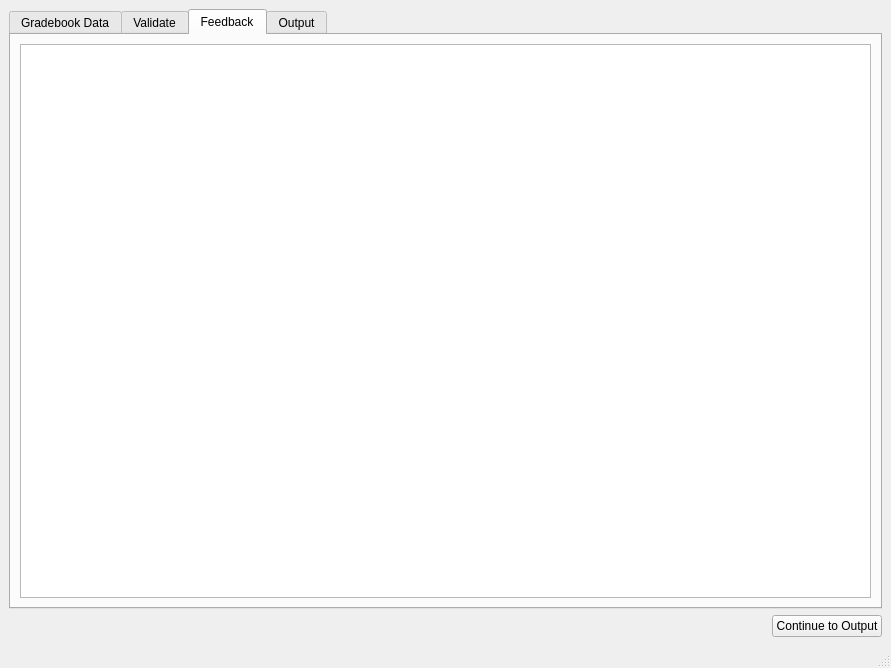
The window that src/main/python/lcc_assessment/gui.ui (hollydev/LCC_DataTool) describes before a commit, drawn with Qt 5.
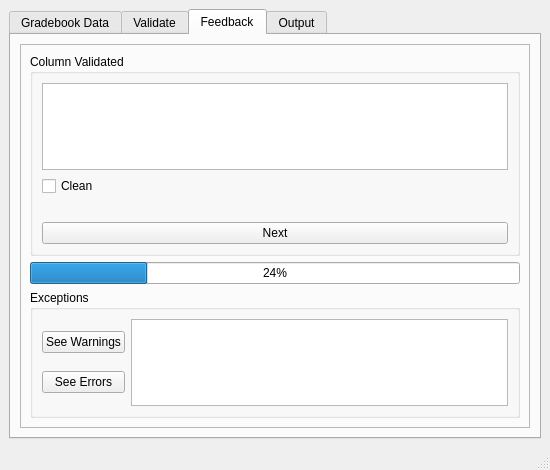
The same window after the commit. The open tabs and pages were chosen to show the change.

Commit message: fixed feedback tab and added a progress bar

Patch:
```diff
--- a/src/main/python/lcc_assessment/gui.ui
+++ b/src/main/python/lcc_assessment/gui.ui
@@ -6,8 +6,8 @@
    <rect>
     <x>0</x>
     <y>0</y>
-    <width>891</width>
-    <height>668</height>
+    <width>528</width>
+    <height>426</height>
    </rect>
   </property>
   <property name="windowTitle">
@@ -300,15 +300,90 @@
        <attribute name="title">
         <string>Feedback</string>
        </attribute>
-       <layout class="QFormLayout" name="formLayout">
-        <item row="0" column="0" colspan="2">
-         <widget class="QTableWidget" name="tableWidget">
-          <property name="minimumSize">
-           <size>
-            <width>606</width>
-            <height>192</height>
-           </size>
+       <layout class="QVBoxLayout" name="verticalLayout_9">
+        <item>
+         <widget class="QFrame" name="frame">
+          <property name="frameShape">
+           <enum>QFrame::StyledPanel</enum>
           </property>
+          <property name="frameShadow">
+           <enum>QFrame::Raised</enum>
+          </property>
+          <layout class="QVBoxLayout" name="verticalLayout_8">
+           <item>
+            <widget class="QGroupBox" name="groupBox_7">
+             <property name="title">
+              <string>Column Validated</string>
+             </property>
+             <layout class="QVBoxLayout" name="verticalLayout_10">
+              <item>
+               <widget class="QTableWidget" name="tableWidget"/>
+              </item>
+              <item>
+               <widget class="QCheckBox" name="checkBox">
+                <property name="text">
+                 <string>Clean</string>
+                </property>
+               </widget>
+              </item>
+              <item>
+               <widget class="QLabel" name="label_8">
+                <property name="text">
+                 <string/>
+                </property>
+               </widget>
+              </item>
+              <item>
+               <widget class="QPushButton" name="pushButton_5">
+                <property name="text">
+                 <string>Next</string>
+                </property>
+               </widget>
+              </item>
+             </layout>
+            </widget>
+           </item>
+           <item>
+            <widget class="QProgressBar" name="progressBar_3">
+             <property name="value">
+              <number>24</number>
+             </property>
+             <property name="alignment">
+              <set>Qt::AlignCenter</set>
+             </property>
+            </widget>
+           </item>
+           <item>
+            <widget class="QGroupBox" name="groupBox_8">
+             <property name="title">
+              <string>Exceptions</string>
+             </property>
+             <layout class="QHBoxLayout" name="horizontalLayout">
+              <item>
+               <layout class="QVBoxLayout" name="verticalLayout_12">
+                <item>
+                 <widget class="QPushButton" name="pushButton_7">
+                  <property name="text">
+                   <string>See Warnings</string>
+                  </property>
+                 </widget>
+                </item>
+                <item>
+                 <widget class="QPushButton" name="pushButton_6">
+                  <property name="text">
+                   <string>See Errors</string>
+                  </property>
+                 </widget>
+                </item>
+               </layout>
+              </item>
+              <item>
+               <widget class="QListWidget" name="listWidget_5"/>
+              </item>
+             </layout>
+            </widget>
+           </item>
+          </layout>
          </widget>
         </item>
        </layout>
@@ -479,13 +554,6 @@
       </widget>
      </widget>
     </item>
-    <item alignment="Qt::AlignRight">
-     <widget class="QPushButton" name="outputButton">
-      <property name="text">
-       <string>Continue to Output</string>
-      </property>
-     </widget>
-    </item>
    </layout>
   </widget>
   <widget class="QStatusBar" name="statusbar"/>
```
Left out of the diff: 60 changed lines with no effect on the pictures. The commit also changes 1 other file.
